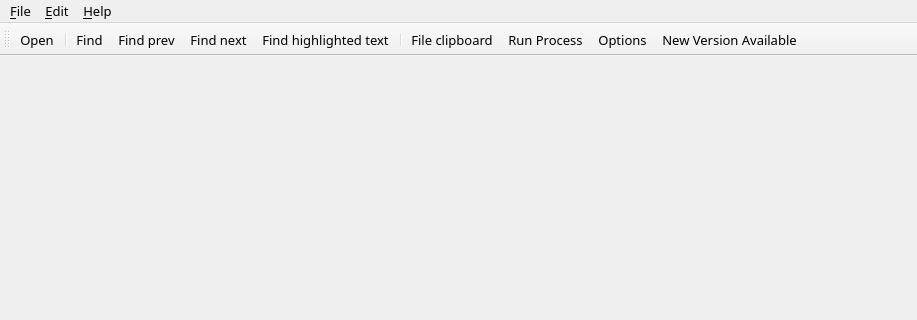
Old version of the form ComBombGui/mainwindow.ui in the repository cdesjardins/ComBomb; both pictures show x 0 to 917 and y 0 to 320 of the 917 by 637 pixel window.
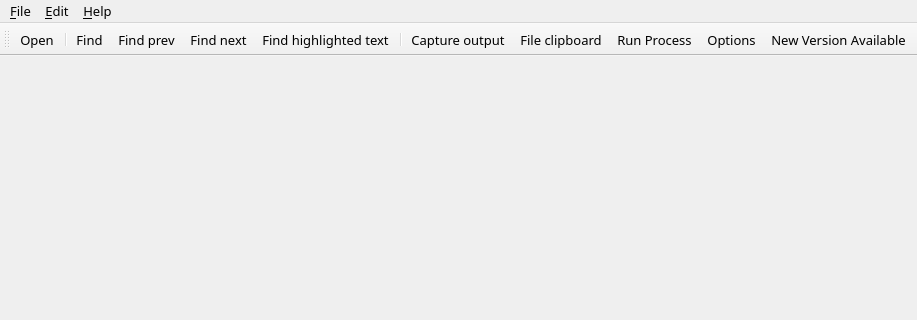
New version of the form. Icons and pictures are not drawn.

Commit message: Add capture logging feature

What changed in the file:
```diff
--- a/ComBombGui/mainwindow.ui
+++ b/ComBombGui/mainwindow.ui
@@ -94,6 +94,7 @@
    <addaction name="actionFind_next"/>
    <addaction name="actionFind_highlighted_text"/>
    <addaction name="separator"/>
+   <addaction name="actionCapture_output"/>
    <addaction name="actionFile_clipboard"/>
    <addaction name="action_Run_Process"/>
    <addaction name="action_Options"/>
@@ -286,6 +287,15 @@
     <string>New Version Available</string>
    </property>
   </action>
+  <action name="actionCapture_output">
+   <property name="icon">
+    <iconset resource="ComBomb.qrc">
+     <normaloff>:/images/raw_access_logs.png</normaloff>:/images/raw_access_logs.png</iconset>
+   </property>
+   <property name="text">
+    <string>Cap&amp;ture output</string>
+   </property>
+  </action>
  </widget>
  <layoutdefault spacing="6" margin="11"/>
  <resources>
```
Left out of the diff: 3 changed lines with no effect on the pictures. The commit also changes 15 other files.
